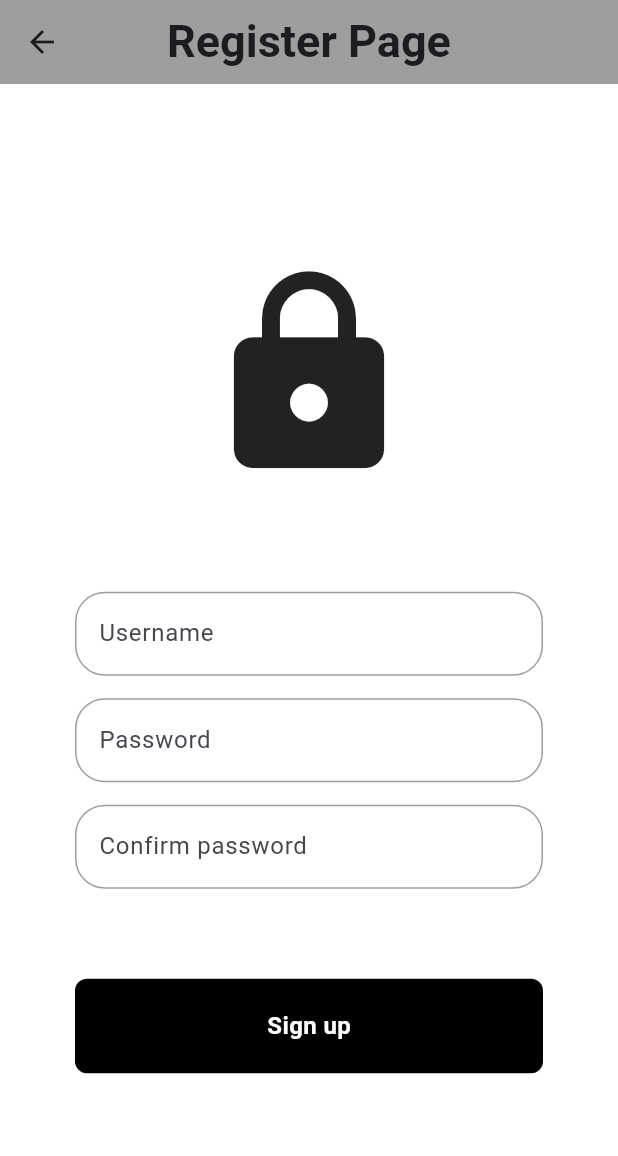
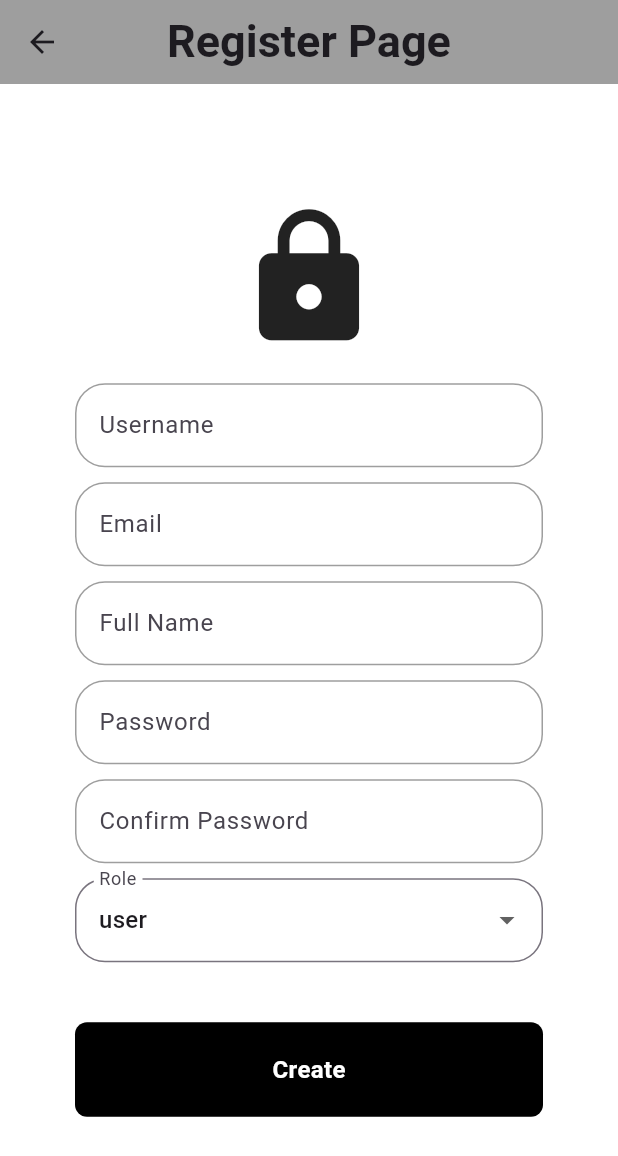
Before and after one commit to hosobaomat/ITSS, a Flutter app: the RegisterPage screen opened directly, on a phone screen of 412 x 824 dp. Shown: the top 1156 px of the screen. Run offline on Flutter 3.47's test engine with Material 3 defaults, Android fonts, the light colour scheme and no system bars; our stand-ins replace flutter_local_notifications, image_picker, jwt_decoder, loading_animation_widget, salomon_bottom_bar, shared_preferences; accounts and stored records are empty.

Commit message:
add register

```diff
--- /dev/null
+++ b/Login Menu/login_menu/lib/Components/create_button.dart
@@ -0,0 +1,32 @@
+import 'package:flutter/material.dart';
+
+class CreateButton extends StatelessWidget {
+  final Function()? onTap;
+
+  const CreateButton({super.key, required this.onTap});
+
+  @override
+  Widget build(BuildContext context) {
+    return GestureDetector(
+      onTap: onTap,
+      child: Container(
+        padding: const EdgeInsets.symmetric(horizontal: 20, vertical: 20),
+        margin: EdgeInsets.symmetric(horizontal: 50),
+        decoration: BoxDecoration(
+          color: Colors.black,
+          borderRadius: BorderRadius.circular(8),
+        ),
+        child: const Center(
+          child: Text(
+            "Create",
+            style: TextStyle(
+              color: Colors.white,
+              fontWeight: FontWeight.bold,
+              fontSize: 16,
+            ),
+          ),
+        ),
+      ),
+    );
+  }
+}
--- a/Login Menu/login_menu/lib/data/data_store.dart
+++ b/Login Menu/login_menu/lib/data/data_store.dart
@@ -30,11 +30,13 @@ class DataStore {
   List<Recipesresponse> recipesresponse = [];
   List<Recipesresponse> recipesSuggest = [];
   late AuthService authService;
-  late int GroupID=0;
-  late int UserID=0;
+  late int GroupID = 0;
+  late int UserID = 0;
   List<MealPlanResponse> mealPlanResponse = [];
   late String username = '';
-  late String email= '';
+  late String email = '';
+  late String url = 'http://192.168.100.3:8082/ITSS_BE/users';
+  late int userCreateID = 0;
   // Hàm clear nếu cần reset
   void clearAll() {
     categories = [];
--- /dev/null
+++ b/Login Menu/login_menu/lib/models/createUser.dart
@@ -0,0 +1,25 @@
+class User {
+  final String username;
+  final String password;
+  final String email;
+  final String fullName;
+  final String role;
+
+  User({
+    required this.username,
+    required this.password,
+    required this.email,
+    required this.fullName,
+    required this.role,
+  });
+
+  Map<String, dynamic> toJson() {
+    return {
+      'username': username,
+      'password': password,
+      'email': email,
+      'fullName': fullName,
+      'role': role,
+    };
+  }
+}
--- a/Login Menu/login_menu/lib/pages/register_page.dart
+++ b/Login Menu/login_menu/lib/pages/register_page.dart
@@ -1,10 +1,83 @@
 import 'package:flutter/material.dart';
-import 'package:login_menu/Components/Sign_up_button.dart';
+import 'package:login_menu/Components/create_button.dart';
+import 'package:login_menu/data/data_store.dart';
+import 'package:login_menu/models/createUser.dart';
+import 'package:http/http.dart' as http;
+import 'dart:convert';
 
-class RegisterPage extends StatelessWidget {
+import 'package:login_menu/pages/join_group.dart';
+
+class RegisterPage extends StatefulWidget {
   const RegisterPage({super.key});
 
-  void SignUpUser() {}
+  @override
+  State<RegisterPage> createState() => _RegisterPageState();
+}
+
+class _RegisterPageState extends State<RegisterPage> {
+  // Controllers cho các trường nhập
+  final TextEditingController usernameController = TextEditingController();
+  final TextEditingController passwordController = TextEditingController();
+  final TextEditingController confirmPasswordController =
+      TextEditingController();
+  final TextEditingController emailController = TextEditingController();
+  final TextEditingController fullNameController = TextEditingController();
+
+  // role mặc định
+  String selectedRole = 'user';
+
+  // Gọi API đăng ký
+  Future<void> signUpUser() async {
+    final username = usernameController.text.trim();
+    final password = passwordController.text.trim();
+    final confirmPassword = confirmPasswordController.text.trim();
+    final email = emailController.text.trim();
+    final fullName = fullNameController.text.trim();
+
+    if (password != confirmPassword) {
+      ScaffoldMessenger.of(context).showSnackBar(
+        SnackBar(content: Text('Password không khớp')),
+      );
+      return;
+    }
+
+    final user = User(
+      username: username,
+      password: password,
+      email: email,
+      fullName: fullName,
+      role: selectedRole,
+    );
+
+    try {
+      final response = await http.post(
+        Uri.parse(DataStore().url),
+        headers: {'Content-Type': 'application/json'},
+        body: jsonEncode(user.toJson()),
+      );
+
+      if (response.statusCode == 201 || response.statusCode == 200) {
+        final decodedBody = jsonDecode(response.body);
+        DataStore().userCreateID = decodedBody['result']['userid'];
+        ScaffoldMessenger.of(context).showSnackBar(
+          SnackBar(content: Text('Đăng ký thành công')),
+        );
+        Navigator.pushReplacement(
+          context,
+          MaterialPageRoute(builder: (context) => const JoinGroupPage()),
+        ); // quay lại màn hình login (nếu có)
+      } else {
+        ScaffoldMessenger.of(context).showSnackBar(
+          SnackBar(content: Text('Đăng ký thất bại: ${response.body}')),
+        );
+      }
+    } catch (e) {
+      ScaffoldMessenger.of(context).showSnackBar(
+        SnackBar(content: Text('Lỗi kết nối: $e')),
+      );
+    }
+  }
+
   @override
   Widget build(BuildContext context) {
     return Scaffold(
@@ -12,72 +85,57 @@ class RegisterPage extends StatelessWidget {
       appBar: AppBar(
         backgroundColor: Colors.grey,
         centerTitle: true,
-        title: Text(
+        title: const Text(
           'Register Page',
           style: TextStyle(fontSize: 30, fontWeight: FontWeight.bold),
         ),
       ),
-
       body: SafeArea(
         child: Center(
           child: SingleChildScrollView(
             child: Column(
               mainAxisAlignment: MainAxisAlignment.center,
               children: [
-                //icon
+                const Icon(Icons.lock, size: 100),
+                const SizedBox(height: 20),
+
+                _buildTextField("Username", usernameController),
                 const SizedBox(height: 10),
-                const Icon(Icons.lock, size: 150),
-                const SizedBox(height: 70),
+                _buildTextField("Email", emailController),
+                const SizedBox(height: 10),
+                _buildTextField("Full Name", fullNameController),
+                const SizedBox(height: 10),
+                _buildTextField("Password", passwordController,
+                    isPassword: true),
+                const SizedBox(height: 10),
+                _buildTextField("Confirm Password", confirmPasswordController,
+                    isPassword: true),
+                const SizedBox(height: 10),
 
-                //enter username
+                // Role dropdown
                 Padding(
                   padding: const EdgeInsets.symmetric(horizontal: 50),
-                  child: TextField(
+                  child: DropdownButtonFormField<String>(
+                    value: selectedRole,
                     decoration: InputDecoration(
-                      labelText: "Username",
-                      enabledBorder: OutlineInputBorder(
-                        borderRadius: BorderRadius.circular(20),
-                        borderSide: const BorderSide(color: Colors.grey),
-                      ),
+                      labelText: "Role",
+                      border: OutlineInputBorder(
+                          borderRadius: BorderRadius.circular(20)),
                     ),
+                    items: ['user']
+                        .map((role) =>
+                            DropdownMenuItem(value: role, child: Text(role)))
+                        .toList(),
+                    onChanged: (value) {
+                      setState(() {
+                        selectedRole = value!;
+                      });
+                    },
                   ),
                 ),
 
-                SizedBox(height: 15),
-
-                Padding(
-                  padding: const EdgeInsets.symmetric(horizontal: 50),
-                  child: TextField(
-                    obscureText: true,
-                    decoration: InputDecoration(
-                      labelText: "Password",
-                      enabledBorder: OutlineInputBorder(
-                        borderRadius: BorderRadius.circular(20),
-                        borderSide: const BorderSide(color: Colors.grey),
-                      ),
-                    ),
-                  ),
-                ),
-
-                SizedBox(height: 15),
-
-                Padding(
-                  padding: const EdgeInsets.symmetric(horizontal: 50),
-                  child: TextField(
-                    obscureText: true,
-                    decoration: InputDecoration(
-                      labelText: "Confirm password",
-                      enabledBorder: OutlineInputBorder(
-                        borderRadius: BorderRadius.circular(20),
-                        borderSide: const BorderSide(color: Colors.grey),
-                      ),
-                    ),
-                  ),
-                ),
-
-                SizedBox(height: 60),
-                //Sign up button
-                SignUpButton(onTap: SignUpUser),
+                const SizedBox(height: 40),
+                CreateButton(onTap: signUpUser),
               ],
             ),
           ),
@@ -85,4 +143,23 @@ class RegisterPage extends StatelessWidget {
       ),
     );
   }
+
+  // Hàm tạo ô nhập liệu
+  Widget _buildTextField(String label, TextEditingController controller,
+      {bool isPassword = false}) {
+    return Padding(
+      padding: const EdgeInsets.symmetric(horizontal: 50),
+      child: TextField(
+        controller: controller,
+        obscureText: isPassword,
+        decoration: InputDecoration(
+          labelText: label,
+          enabledBorder: OutlineInputBorder(
+            borderRadius: BorderRadius.circular(20),
+            borderSide: const BorderSide(color: Colors.grey),
+          ),
+        ),
+      ),
+    );
+  }
 }
--- a/Login Menu/login_menu/lib/service/auth_service.dart
+++ b/Login Menu/login_menu/lib/service/auth_service.dart
@@ -7,6 +7,7 @@ import 'package:login_menu/data/data_store.dart';
 import 'package:login_menu/models/ShoppingListEditRequest.dart';
 import 'package:login_menu/models/consumptionTrend.dart';
 import 'package:login_menu/models/createMealPlan.dart';
+import 'package:login_menu/models/createUser.dart';
 import 'package:login_menu/models/foodCategoryResponse.dart';
 import 'package:login_menu/models/foodItemsResponse.dart';
 import 'package:login_menu/models/getMealPlan.dart';
@@ -661,4 +662,5 @@ class AuthService {
       throw Exception('Error fetching recipe items: $e');
     }
   }
+
 }
```
Also changed, not shown: Login Menu/login_menu/lib/pages/createGroupPage.dart (added, +107 -0 lines), Login Menu/login_menu/lib/pages/join_group.dart (added, +100 -0 lines).
